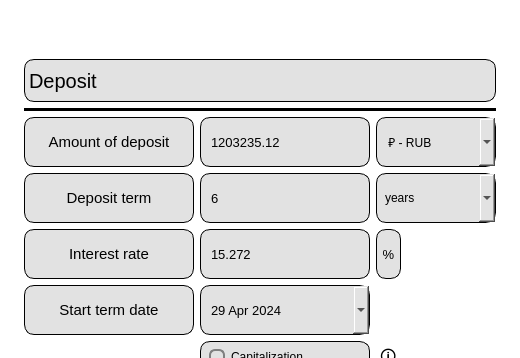
Before: the Qt Designer form src/gui_modules/s21_deposit.ui in kossadda/C7_s21_SmartCalc, drawn with Qt 5; both pictures show x 0 to 520 and y 0 to 358 of the 520 by 600 pixel window.
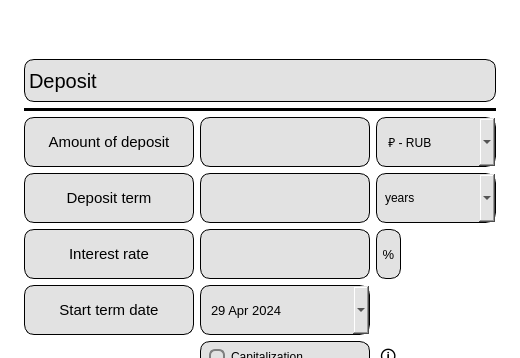
After: the same form once the commit is applied. Icons and pictures are not drawn.

The edit to the form file:
```diff
--- a/src/gui_modules/s21_deposit.ui
+++ b/src/gui_modules/s21_deposit.ui
@@ -356,7 +356,7 @@
 }</string>
         </property>
         <property name="text">
-         <string>1203235.12</string>
+         <string/>
         </property>
         <property name="placeholderText">
          <string/>
@@ -398,7 +398,7 @@
 }</string>
         </property>
         <property name="text">
-         <string>15.272</string>
+         <string/>
         </property>
         <property name="placeholderText">
          <string/>
@@ -632,7 +632,7 @@
 }</string>
         </property>
         <property name="text">
-         <string>6</string>
+         <string/>
         </property>
         <property name="placeholderText">
          <string/>
```
Left out of the diff: 6 changed lines with no effect on the pictures.
